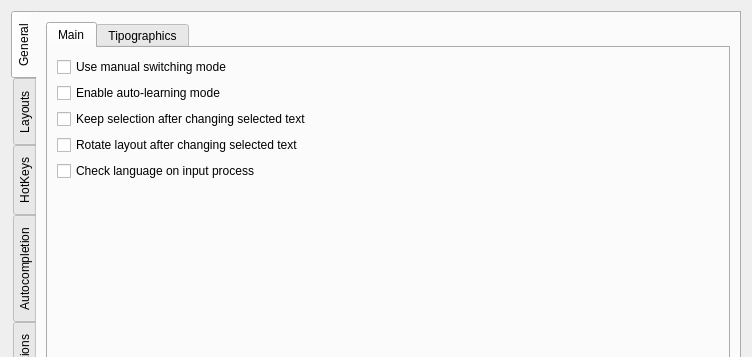
voidptr/xneur-option, file kdeneur/src/frmsettings.ui: the form before one commit; both pictures show x 0 to 752 and y 0 to 357 of the 752 by 653 pixel window.
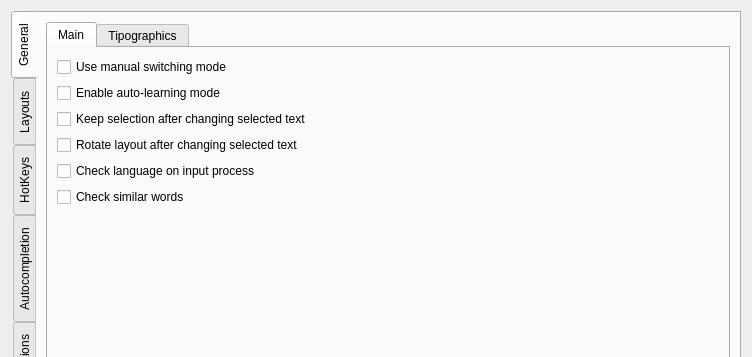
The form after the commit. The open tabs and pages were chosen to show the change. Icons and pictures are not drawn. Custom widgets are drawn as their Qt base class.

```diff
--- a/kdeneur/src/frmsettings.ui
+++ b/kdeneur/src/frmsettings.ui
@@ -90,6 +90,13 @@
                </property>
               </widget>
              </item>
+             <item>
+              <widget class="QCheckBox" name="chkGenMain_CheckSimilar">
+               <property name="text">
+                <string>Check similar words</string>
+               </property>
+              </widget>
+             </item>
             </layout>
            </item>
            <item row="1" column="0">
```
Left out of the diff: 9 changed lines with no effect on the pictures.
